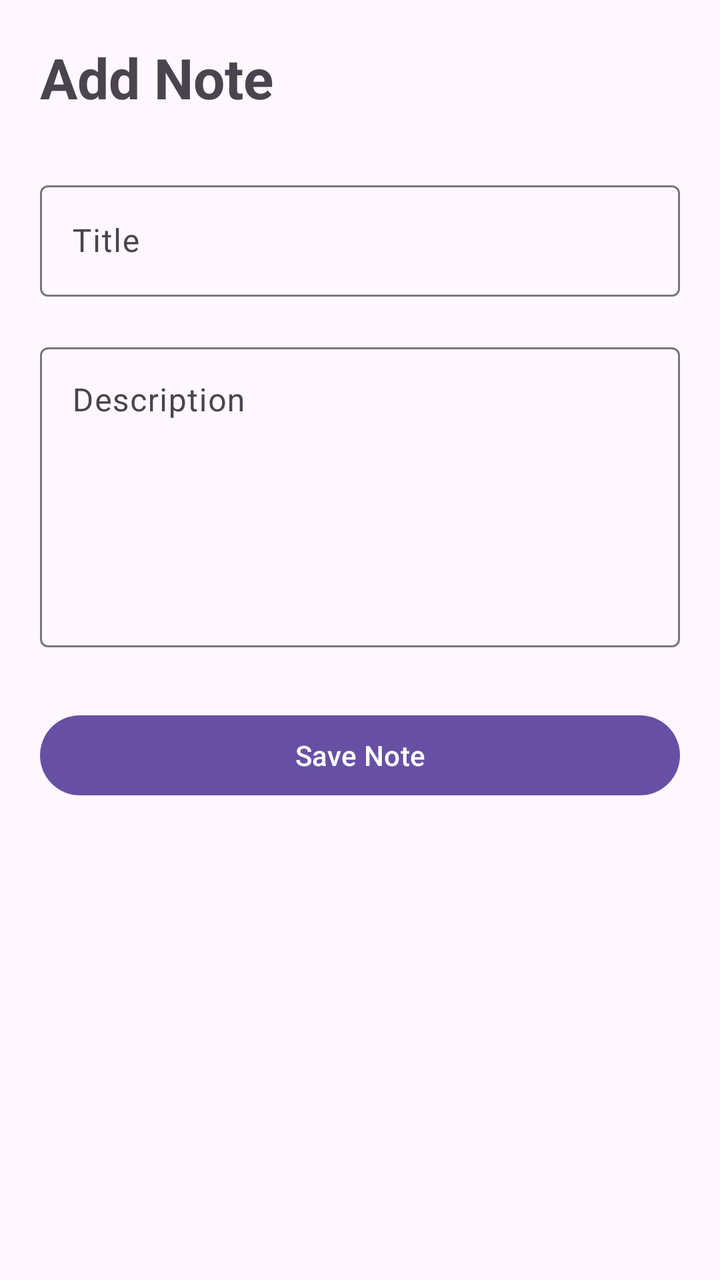
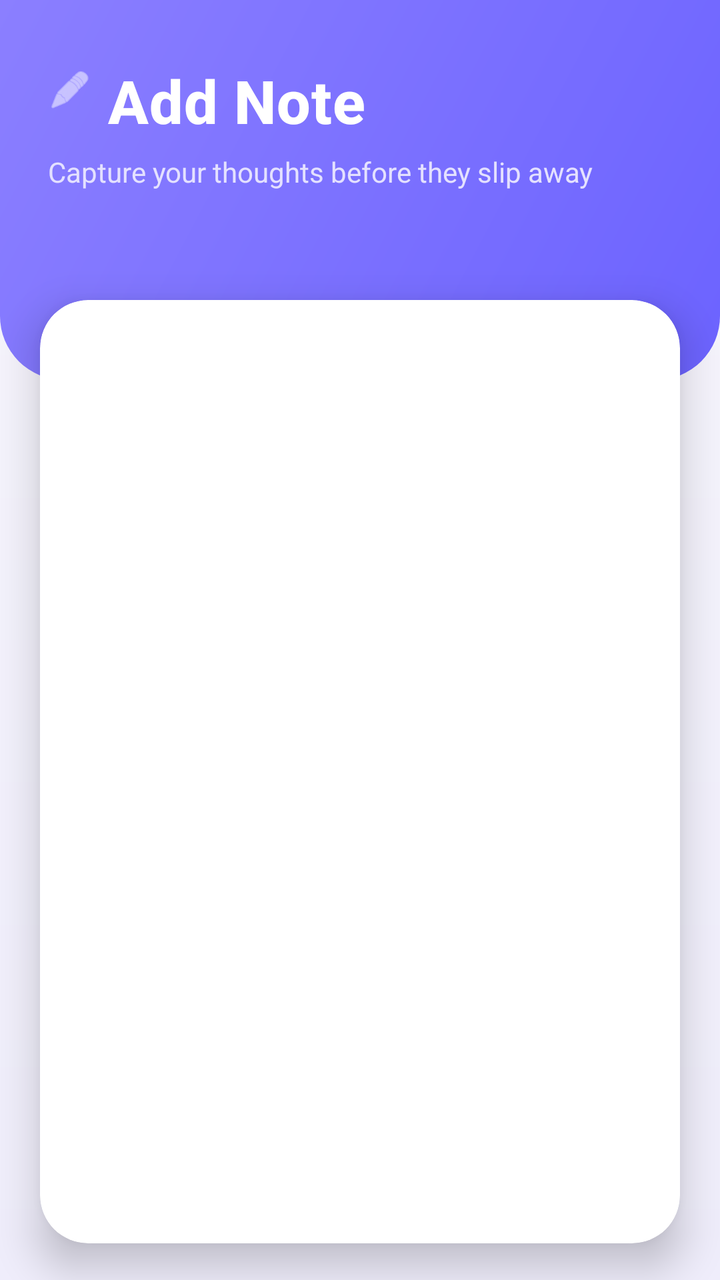

The first picture is an Android layout as it rendered before a commit; the second is the same layout after the commit. The layout source and the unified diff follow.
<!-- AndroidManifest.xml: application theme Theme.NotesApp -->
<!-- res/layout/activity_add_note.xml -->
<?xml version="1.0" encoding="utf-8"?>
<androidx.constraintlayout.widget.ConstraintLayout xmlns:android="http://schemas.android.com/apk/res/android"
    xmlns:app="http://schemas.android.com/apk/res-auto"
    xmlns:tools="http://schemas.android.com/tools"
    android:id="@+id/main"
    android:layout_width="match_parent"
    android:layout_height="match_parent"
    tools:context=".ui.addnote.AddNoteActivity"
    android:padding="20dp">

    <TextView
        android:id="@+id/tvAddNoteTitle"
        android:layout_width="wrap_content"
        android:layout_height="wrap_content"
        android:text="Add Note"
        android:textSize="28sp"
        android:textStyle="bold"
        app:layout_constraintTop_toTopOf="parent"
        app:layout_constraintStart_toStartOf="parent"/>

    <com.google.android.material.textfield.TextInputLayout
        android:id="@+id/titleLayout"
        android:layout_width="0dp"
        android:layout_height="wrap_content"
        android:hint="Title"
        android:layout_marginTop="30dp"
        app:layout_constraintTop_toBottomOf="@id/tvAddNoteTitle"
        app:layout_constraintStart_toStartOf="parent"
        app:layout_constraintEnd_toEndOf="parent">

        <com.google.android.material.textfield.TextInputEditText
            android:id="@+id/titleEditText"
            android:layout_width="match_parent"
            android:layout_height="wrap_content"/>

    </com.google.android.material.textfield.TextInputLayout>

    <com.google.android.material.textfield.TextInputLayout
        android:id="@+id/contentLayout"
        android:layout_width="0dp"
        android:layout_height="wrap_content"
        android:hint="Description"
        android:layout_marginTop="20dp"
        app:layout_constraintTop_toBottomOf="@id/titleLayout"
        app:layout_constraintStart_toStartOf="parent"
        app:layout_constraintEnd_toEndOf="parent">

        <com.google.android.material.textfield.TextInputEditText
            android:id="@+id/contentEditText"
            android:layout_width="match_parent"
            android:layout_height="150dp"
            android:gravity="top"/>

    </com.google.android.material.textfield.TextInputLayout>

    <com.google.android.material.button.MaterialButton
        android:id="@+id/saveButton"
        android:layout_width="0dp"
        android:layout_height="wrap_content"
        android:text="Save Note"
        android:layout_marginTop="30dp"
        app:layout_constraintTop_toBottomOf="@id/contentLayout"
        app:layout_constraintStart_toStartOf="parent"
        app:layout_constraintEnd_toEndOf="parent"/>

</androidx.constraintlayout.widget.ConstraintLayout>
<!-- resources referenced by this layout -->
<resources>
  <style name="Theme.NotesApp" parent="Base.Theme.NotesApp" />
  <style name="Base.Theme.NotesApp" parent="Theme.Material3.DayNight.NoActionBar">
          
          
      </style>
</resources>

<!-- the commit's change to res/layout/activity_add_note.xml (unified diff, before → after) -->
@@ -5,62 +5,236 @@
     android:id="@+id/main"
     android:layout_width="match_parent"
     android:layout_height="match_parent"
-    tools:context=".ui.addnote.AddNoteActivity"
-    android:padding="20dp">
-
-    <TextView
-        android:id="@+id/tvAddNoteTitle"
-        android:layout_width="wrap_content"
-        android:layout_height="wrap_content"
-        android:text="Add Note"
-        android:textSize="28sp"
-        android:textStyle="bold"
-        app:layout_constraintTop_toTopOf="parent"
-        app:layout_constraintStart_toStartOf="parent"/>
-
-    <com.google.android.material.textfield.TextInputLayout
-        android:id="@+id/titleLayout"
-        android:layout_width="0dp"
-        android:layout_height="wrap_content"
-        android:hint="Title"
-        android:layout_marginTop="30dp"
-        app:layout_constraintTop_toBottomOf="@id/tvAddNoteTitle"
-        app:layout_constraintStart_toStartOf="parent"
-        app:layout_constraintEnd_toEndOf="parent">
-
-        <com.google.android.material.textfield.TextInputEditText
-            android:id="@+id/titleEditText"
+    android:background="@drawable/bg_screen_gradient"
+    tools:context=".ui.addnote.AddNoteActivity">
+
+    <androidx.core.widget.NestedScrollView
+        android:layout_width="match_parent"
+        android:layout_height="match_parent"
+        android:clipToPadding="false"
+        android:fillViewport="true"
+        android:overScrollMode="ifContentScrolls">
+
+        <androidx.constraintlayout.widget.ConstraintLayout
             android:layout_width="match_parent"
-            android:layout_height="wrap_content"/>
-
-    </com.google.android.material.textfield.TextInputLayout>
-
-    <com.google.android.material.textfield.TextInputLayout
-        android:id="@+id/contentLayout"
-        android:layout_width="0dp"
-        android:layout_height="wrap_content"
-        android:hint="Description"
-        android:layout_marginTop="20dp"
-        app:layout_constraintTop_toBottomOf="@id/titleLayout"
-        app:layout_constraintStart_toStartOf="parent"
-        app:layout_constraintEnd_toEndOf="parent">
-
-        <com.google.android.material.textfield.TextInputEditText
-            android:id="@+id/contentEditText"
-            android:layout_width="match_parent"
-            android:layout_height="150dp"
-            android:gravity="top"/>
-
-    </com.google.android.material.textfield.TextInputLayout>
-
-    <com.google.android.material.button.MaterialButton
-        android:id="@+id/saveButton"
-        android:layout_width="0dp"
-        android:layout_height="wrap_content"
-        android:text="Save Note"
-        android:layout_marginTop="30dp"
-        app:layout_constraintTop_toBottomOf="@id/contentLayout"
-        app:layout_constraintStart_toStartOf="parent"
-        app:layout_constraintEnd_toEndOf="parent"/>
+            android:layout_height="wrap_content">
+
+            
+            <View
+                android:id="@+id/headerBg"
+                android:layout_width="0dp"
+                android:layout_height="190dp"
+                android:background="@drawable/bg_header_curved"
+                android:importantForAccessibility="no"
+                app:layout_constraintTop_toTopOf="parent"
+                app:layout_constraintStart_toStartOf="parent"
+                app:layout_constraintEnd_toEndOf="parent" />
+
+            <ImageView
+                android:id="@+id/ivHeaderIcon"
+                android:layout_width="22dp"
+                android:layout_height="22dp"
+                android:layout_marginStart="24dp"
+                android:layout_marginTop="34dp"
+                android:alpha="0.9"
+                android:importantForAccessibility="no"
+                android:src="@android:drawable/ic_menu_edit"
+                app:tint="@color/white"
+                app:layout_constraintTop_toTopOf="parent"
+                app:layout_constraintStart_toStartOf="parent" />
+
+            <TextView
+                android:id="@+id/tvAddNoteTitle"
+                android:layout_width="wrap_content"
+                android:layout_height="wrap_content"
+                android:layout_marginStart="8dp"
+                android:layout_marginTop="30dp"
+                android:fontFamily="sans-serif-medium"
+                android:letterSpacing="0.01"
+                android:text="Add Note"
+                android:textColor="@color/white"
+                android:textSize="30sp"
+                android:textStyle="bold"
+                app:layout_constraintStart_toEndOf="@id/ivHeaderIcon"
+                app:layout_constraintTop_toTopOf="parent" />
+
+            <TextView
+                android:id="@+id/tvAddNoteSubtitle"
+                android:layout_width="0dp"
+                android:layout_height="wrap_content"
+                android:layout_marginStart="24dp"
+                android:layout_marginTop="6dp"
+                android:layout_marginEnd="24dp"
+                android:text="Capture your thoughts before they slip away"
+                android:textColor="@color/purple_header_subtitle"
+                android:textSize="14sp"
+                app:layout_constraintEnd_toEndOf="parent"
+                app:layout_constraintStart_toStartOf="parent"
+                app:layout_constraintTop_toBottomOf="@id/tvAddNoteTitle" />
+
+            
+            <com.google.android.material.card.MaterialCardView
+                android:id="@+id/formCard"
+                android:layout_width="0dp"
+                android:layout_height="wrap_content"
+                android:layout_marginStart="20dp"
+                android:layout_marginTop="150dp"
+                android:layout_marginEnd="20dp"
+                android:layout_marginBottom="28dp"
+                app:cardBackgroundColor="@color/white"
+                app:cardCornerRadius="24dp"
+                app:cardElevation="12dp"
+                app:strokeWidth="0dp"
+                app:layout_constraintEnd_toEndOf="parent"
+                app:layout_constraintStart_toStartOf="parent"
+                app:layout_constraintTop_toTopOf="parent">
+
+                <androidx.constraintlayout.widget.ConstraintLayout
+                    android:id="@+id/formFieldsContainer"
+                    android:layout_width="match_parent"
+                    android:layout_height="wrap_content"
+                    android:layoutAnimation="@anim/layout_anim_form_fields"
+                    android:padding="24dp">
+
+                    <TextView
+                        android:id="@+id/tvTitleLabel"
+                        android:layout_width="wrap_content"
+                        android:layout_height="wrap_content"
+                        android:letterSpacing="0.08"
+                        android:text="NOTE TITLE"
+                        android:textColor="@color/purple_primary"
+                        android:textSize="12sp"
+                        android:textStyle="bold"
+                        app:layout_constraintStart_toStartOf="parent"
+                        app:layout_constraintTop_toTopOf="parent" />
+
+                    <com.google.android.material.textfield.TextInputLayout
+                        android:id="@+id/titleLayout"
+                        style="@style/Widget.MaterialComponents.TextInputLayout.OutlinedBox"
+                        android:layout_width="0dp"
+                        android:layout_height="wrap_content"
+                        android:layout_marginTop="8dp"
+                        android:hint="e.g. Grocery list"
+                        android:textColorHint="@color/text_hint"
+                        app:boxCornerRadiusBottomEnd="14dp"
+                        app:boxCornerRadiusBottomStart="14dp"
+                        app:boxCornerRadiusTopEnd="14dp"
+                        app:boxCornerRadiusTopStart="14dp"
+                        app:boxStrokeColor="@color/purple_primary"
+                        app:boxStrokeWidth="1.5dp"
+                        app:boxStrokeWidthFocused="2dp"
+                        app:errorEnabled="true"
+                        app:errorIconTint="@color/error_red"
+                        app:errorTextColor="@color/error_red"
+                        app:helperText="Keep it short and clear"
+                        app:helperTextEnabled="true"
+                        app:helperTextTextColor="@color/text_hint"
+                        app:hintTextColor="@color/purple_primary"
+                        app:layout_constraintEnd_toEndOf="parent"
+                        app:layout_constraintStart_toStartOf="parent"
+                        app:layout_constraintTop_toBottomOf="@id/tvTitleLabel">
+
+                        <com.google.android.material.textfield.TextInputEditText
+                            android:id="@+id/titleEditText"
+                            android:layout_width="match_parent"
+                            android:layout_height="wrap_content"
+                            android:padding="14dp"
+                            android:textColor="@color/text_dark"
+                            android:textSize="16sp" />
+
+                    </com.google.android.material.textfield.TextInputLayout>
+
+                    <TextView
+                        android:id="@+id/tvDescLabel"
+                        android:layout_width="wrap_content"
+                        android:layout_height="wrap_content"
+                        android:layout_marginTop="20dp"
+                        android:letterSpacing="0.08"
+                        android:text="DESCRIPTION"
+                        android:textColor="@color/purple_primary"
+                        android:textSize="12sp"
+                        android:textStyle="bold"
+                        app:layout_constraintStart_toStartOf="parent"
+                        app:layout_constraintTop_toBottomOf="@id/titleLayout" />
+
+                    <com.google.android.material.textfield.TextInputLayout
+                        android:id="@+id/contentLayout"
+                        style="@style/Widget.MaterialComponents.TextInputLayout.OutlinedBox"
+                        android:layout_width="0dp"
+                        android:layout_height="wrap_content"
+                        android:layout_marginTop="8dp"
+                        android:hint="Write something meaningful..."
+                        android:textColorHint="@color/text_hint"
+                        app:boxCornerRadiusBottomEnd="14dp"
+                        app:boxCornerRadiusBottomStart="14dp"
+                        app:boxCornerRadiusTopEnd="14dp"
+                        app:boxCornerRadiusTopStart="14dp"
+                        app:boxStrokeColor="@color/purple_primary"
+                        app:boxStrokeWidth="1.5dp"
+                        app:boxStrokeWidthFocused="2dp"
+                        app:counterEnabled="true"
+                        app:counterMaxLength="500"
+                        app:counterOverflowTextColor="@color/error_red"
+                        app:counterTextColor="@color/text_hint"
+                        app:errorEnabled="true"
+                        app:errorIconTint="@color/error_red"
+                        app:errorTextColor="@color/error_red"
+                        app:hintTextColor="@color/purple_primary"
+                        app:layout_constraintEnd_toEndOf="parent"
+                        app:layout_constraintStart_toStartOf="parent"
+                        app:layout_constraintTop_toBottomOf="@id/tvDescLabel">
+
+                        <com.google.android.material.textfield.TextInputEditText
+                            android:id="@+id/contentEditText"
+                            android:layout_width="match_parent"
+                            android:layout_height="170dp"
+                            android:gravity="top"
+                            android:padding="14dp"
+                            android:textColor="@color/text_dark"
+                            android:textSize="16sp" />
+
+                    </com.google.android.material.textfield.TextInputLayout>
+
+                    <com.google.android.material.button.MaterialButton
+                        android:id="@+id/saveButton"
+                        android:layout_width="0dp"
+                        android:layout_height="58dp"
+                        android:layout_marginTop="26dp"
+                        android:backgroundTint="@color/purple_primary"
+                        android:text="Save Note"
+                        android:textAllCaps="false"
+                        android:textColor="@color/white"
+                        android:textSize="16sp"
+                        android:textStyle="bold"
+                        app:cornerRadius="18dp"
+                        app:elevation="6dp"
+                        app:icon="@android:drawable/ic_menu_save"
+                        app:iconGravity="textStart"
+                        app:iconPadding="8dp"
+                        app:iconTint="@color/white"
+                        app:rippleColor="@color/purple_primary_dark"
+                        app:layout_constraintEnd_toEndOf="parent"
+                        app:layout_constraintStart_toStartOf="parent"
+                        app:layout_constraintTop_toBottomOf="@id/contentLayout" />
+
+                    
+                    <ProgressBar
+                        android:id="@+id/saveProgressBar"
+                        android:layout_width="26dp"
+                        android:layout_height="26dp"
+                        android:indeterminateTint="@color/white"
+                        android:visibility="gone"
+                        app:layout_constraintBottom_toBottomOf="@id/saveButton"
+                        app:layout_constraintEnd_toEndOf="@id/saveButton"
+                        app:layout_constraintStart_toStartOf="@id/saveButton"
+                        app:layout_constraintTop_toTopOf="@id/saveButton" />
+
+                </androidx.constraintlayout.widget.ConstraintLayout>
+
+            </com.google.android.material.card.MaterialCardView>
+
+        </androidx.constraintlayout.widget.ConstraintLayout>
+
+    </androidx.core.widget.NestedScrollView>
 
 </androidx.constraintlayout.widget.ConstraintLayout>
<!-- resource entries referenced after the edit -->
@@ -1,5 +1,35 @@
 <!-- resources referenced by this layout -->
 <resources>
+  <color name="error_red">#E53935</color>
+  <color name="purple_header_subtitle">#E4E1FF</color>
+  <color name="purple_primary">#6C63FF</color>
+  <color name="purple_primary_dark">#4A42D9</color>
+  <color name="text_dark">#1A1A2E</color>
+  <color name="text_hint">#9A97B5</color>
+  <color name="white">#FFFFFF</color>
+  <!-- drawable bg_header_curved (drawable) -->
+  <?xml version="1.0" encoding="utf-8"?>
+  <shape xmlns:android="http://schemas.android.com/apk/res/android"
+      android:shape="rectangle">
+      <gradient
+          android:angle="135"
+          android:startColor="#6C63FF"
+          android:endColor="#8B7FFF"
+          android:type="linear" />
+      <corners
+          android:bottomLeftRadius="32dp"
+          android:bottomRightRadius="32dp" />
+  </shape>
+  <!-- drawable bg_screen_gradient (drawable) -->
+  <?xml version="1.0" encoding="utf-8"?>
+  <shape xmlns:android="http://schemas.android.com/apk/res/android"
+      android:shape="rectangle">
+      <gradient
+          android:angle="90"
+          android:startColor="#EFEDFB"
+          android:endColor="#F7F6FD"
+          android:type="linear" />
+  </shape>
   <style name="Theme.NotesApp" parent="Base.Theme.NotesApp" />
   <style name="Base.Theme.NotesApp" parent="Theme.Material3.DayNight.NoActionBar">
           
